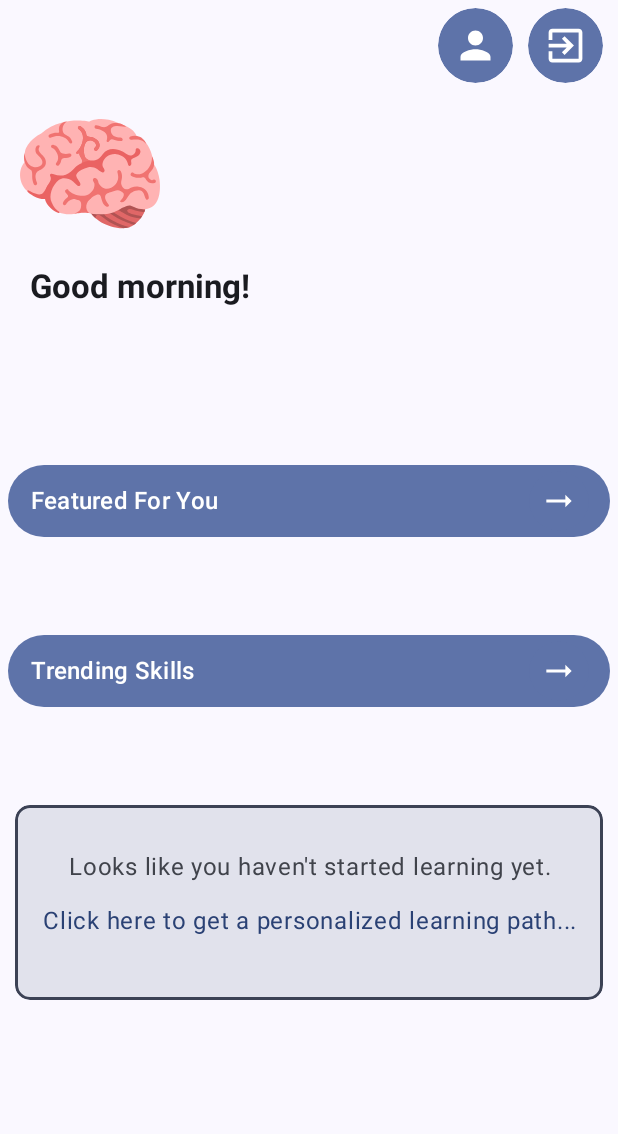
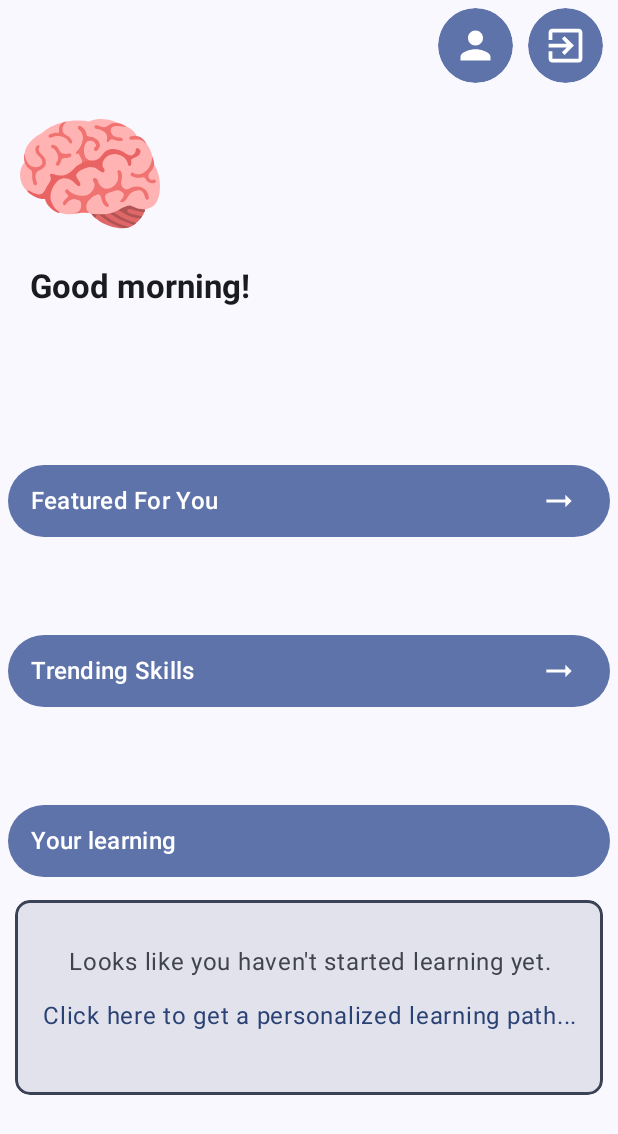
Before and after one commit to priyanshusharmash/path_craft, an Android app built with Jetpack Compose: the home_screen screen opened through its navigation route, on a phone screen of 412 x 824 dp. Shown: the top 1134 px of the screen. Run offline under Robolectric (Android 15) with nearby library versions, the phone set to English and light mode, and no system bars; our stand-ins replace Firebase (no records; nobody signed in at launch, a user with empty details on screens opened directly); libraries missing offline, so code that uses them is left out: com.google.ai.client, com.jakewharton.retrofit2; pictures from the network do not load; 4 statements that could not run were skipped.

Commit message:
Add Course Change Option to Chat Screen and Fixed home screen's user section's header not showing

```diff
--- a/app/src/main/java/com/metaminds/pathcraft/ui/screens/HomeScreen.kt
+++ b/app/src/main/java/com/metaminds/pathcraft/ui/screens/HomeScreen.kt
@@ -184,7 +184,8 @@ fun HomeScreenBody(
                                 )
                                 .background(color = MaterialTheme.colorScheme.surfaceVariant)
                             ,
-                            navigateToChatScreen= {navigateToChatScreen(null)}
+                            navigateToChatScreen= {navigateToChatScreen(null)},
+                            sectionName = stringResource(R.string.your_learning)
                         )
                     }else if(uiState.userTopics[uiState.userTopics.size-1].imageLink.isEmpty()){
                         val courseList = remember { mutableListOf("")}
@@ -288,7 +289,7 @@ fun UserTopicCard(
            horizontalArrangement = Arrangement.SpaceBetween
        ){
            AsyncImage(
-               model = topicImageUrl,
+               model = "https://cdn.pixabay.com/photo/2025/05/07/19/13/soap-bubbles-9585871_1280.jpg",
                contentDescription = null,
                modifier=imageModifier,
                contentScale = ContentScale.Crop
@@ -353,8 +354,35 @@ fun SectionBody(
 @Composable
 fun ShowEmptySection(
     modifier: Modifier = Modifier,
-    navigateToChatScreen: () -> Unit
+    navigateToChatScreen: () -> Unit,
+    sectionName: String
 ) {
+    Box (
+        modifier=Modifier
+            .padding(PaddingValues(horizontal = 5.dp))
+            .clip(CircleShape)
+            .fillMaxWidth()
+            .background(color = MaterialTheme.colorScheme.primaryContainer),
+        contentAlignment = Alignment.CenterStart
+    ){
+        Text(
+            text=sectionName,
+            modifier=Modifier.padding(horizontal = 15.dp),
+            style = MaterialTheme.typography.titleMedium,
+            color = MaterialTheme.colorScheme.onPrimaryContainer,
+        )
+        ActionButton(
+            modifier = Modifier
+                .align(Alignment.CenterEnd)
+                .padding(end = 10.dp),
+            onClick = {  },
+            painter = painterResource(R.drawable.outline_arrow_right_alt_24),
+            containerColor = MaterialTheme.colorScheme.primaryContainer,
+            tint = MaterialTheme.colorScheme.primaryContainer,
+            iconSize = 25.dp
+        )
+    }
+    Spacer(Modifier.height(15.dp))
     Column (
         modifier=modifier.fillMaxSize(),
         horizontalAlignment = Alignment.CenterHorizontally,
```
Also changed, not shown: app/src/main/java/com/metaminds/pathcraft/ui/navigation/AppNavigationGraph.kt (+11 -1 lines), app/src/main/java/com/metaminds/pathcraft/ui/screens/ChatScreen.kt (+5 -3 lines), app/src/main/java/com/metaminds/pathcraft/ui/screens/courseScreens/CourseScreen.kt (+21 -6 lines), 2 other files.
